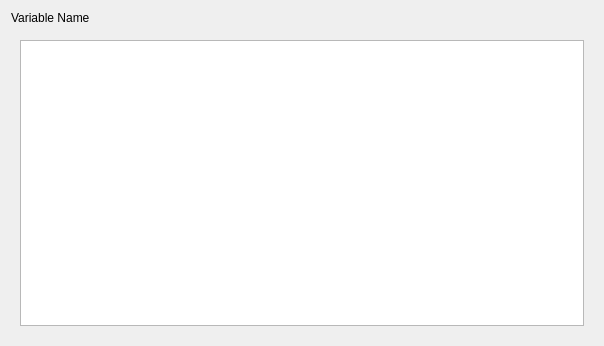
Before: the Qt Designer form CppDigitalTwin/DTClient/ui/TabContentWidget.ui in Protestator-Research/Digital-Twin, drawn with Qt 5.
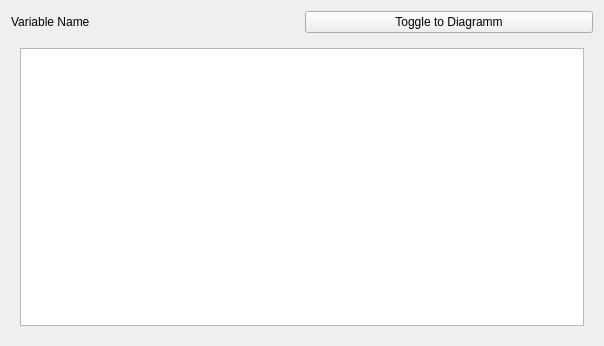
After: the same form once the commit is applied.

What changed in the file:
```diff
--- a/CppDigitalTwin/DTClient/ui/TabContentWidget.ui
+++ b/CppDigitalTwin/DTClient/ui/TabContentWidget.ui
@@ -15,11 +15,22 @@
   </property>
   <layout class="QVBoxLayout" name="verticalLayout">
    <item>
+    <layout class="QHBoxLayout" name="horizontalLayout_2">
+     <item>
     <widget class="QLabel" name="VariableLabel">
      <property name="text">
       <string>Variable Name</string>
      </property>
     </widget>
+     </item>
+     <item>
+      <widget class="QPushButton" name="ToggleViewButton">
+       <property name="text">
+        <string>Toggle to Diagramm</string>
+       </property>
+      </widget>
+     </item>
+    </layout>
    </item>
    <item>
     <widget class="QStackedWidget" name="stackedWidget">
```
Lines whose indentation alone changed are shown as unchanged.
